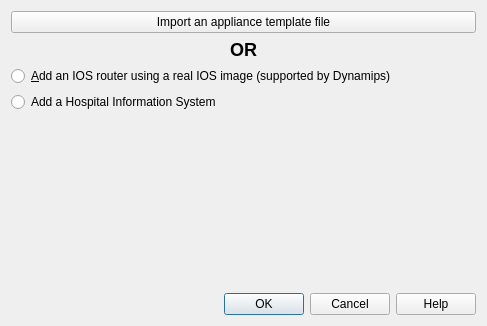
The window that gns3/ui/new_appliance_dialog.ui (mpplab/MNSS) describes before a commit, drawn with Qt 5.
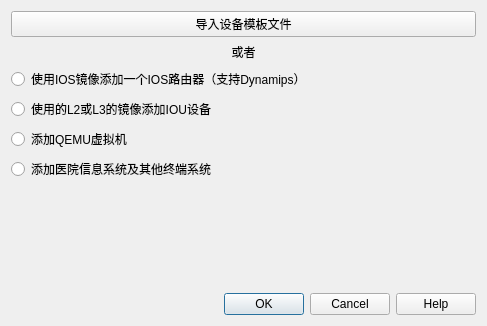
The same window after the commit.

```diff
--- a/gns3/ui/new_appliance_dialog.ui
+++ b/gns3/ui/new_appliance_dialog.ui
@@ -29,28 +29,42 @@
    <item>
     <widget class="QPushButton" name="uiImportApplianceTemplatePushButton">
      <property name="text">
-      <string>Import an appliance template file</string>
+      <string>导入设备模板文件</string>
      </property>
     </widget>
    </item>
    <item>
     <widget class="QLabel" name="label">
      <property name="text">
-      <string>&lt;html&gt;&lt;head/&gt;&lt;body&gt;&lt;p align=&quot;center&quot;&gt;&lt;span style=&quot; font-size:x-large; font-weight:600;&quot;&gt;OR&lt;/span&gt;&lt;/p&gt;&lt;/body&gt;&lt;/html&gt;</string>
+      <string>&lt;html&gt;&lt;head/&gt;&lt;body&gt;&lt;p align=&quot;center&quot;&gt;或者&lt;/p&gt;&lt;/body&gt;&lt;/html&gt;</string>
      </property>
     </widget>
    </item>
    <item>
     <widget class="QRadioButton" name="uiAddIOSRouterRadioButton">
      <property name="text">
-      <string>&amp;Add an IOS router using a real IOS image (supported by Dynamips)</string>
+      <string>使用IOS镜像添加一个IOS路由器（支持Dynamips）</string>
      </property>
     </widget>
    </item>
    <item>
     <widget class="QRadioButton" name="uiAddHospitalRadioButton">
      <property name="text">
-      <string>Add a Hospital Information System</string>
+      <string>使用的L2或L3的镜像添加IOU设备</string>
+     </property>
+    </widget>
+   </item>
+   <item>
+    <widget class="QRadioButton" name="uiAddQemuVMRadioButton">
+     <property name="text">
+      <string>添加QEMU虚拟机</string>
+     </property>
+    </widget>
+   </item>
+   <item>
+    <widget class="QRadioButton" name="uiAddVMwareVMRadioButton">
+     <property name="text">
+      <string>添加医院信息系统及其他终端系统</string>
      </property>
     </widget>
    </item>
```
Left out of the diff: 4 changed lines with no effect on the pictures.
